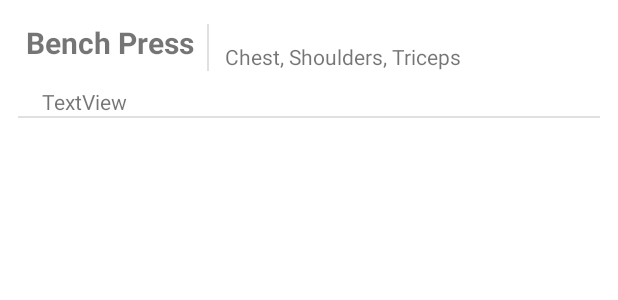
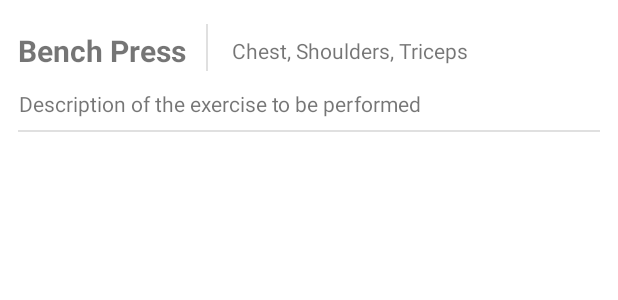
Before and after one commit to MaxLangleyIV/Exercise-Tracker-App, an Android app: the layout exercise_def_row.xml on its own in the app's theme, with its tools: preview values and no code run, on a phone screen of 412 x 824 dp. Shown: the top 300 px of the screen. Run offline under Robolectric (Android 15) with nearby library versions, the light colour scheme and no system bars.

Commit message:
Continued work on exercise list adapter.

```diff
--- a/app/src/main/java/com/langley/exerciseStatTracker/adapters/ExerciseLibraryAdapter.kt
+++ b/app/src/main/java/com/langley/exerciseStatTracker/adapters/ExerciseLibraryAdapter.kt
@@ -12,10 +12,12 @@ class ExerciseLibraryAdapter: RecyclerView.Adapter<ExerciseLibraryAdapter.Exerci
     class ExerciseViewHolder(view: View): RecyclerView.ViewHolder(view) {
         val nameView: TextView
         val bodyPartsView: TextView
+        val descriptionView: TextView
 
         init {
             nameView = view.findViewById(R.id.exerciseName)
             bodyPartsView = view.findViewById(R.id.exerciseBodyParts)
+            descriptionView = view.findViewById(R.id.descriptionView)
         }
     }
 
@@ -35,6 +37,7 @@ class ExerciseLibraryAdapter: RecyclerView.Adapter<ExerciseLibraryAdapter.Exerci
 
         holder.nameView.text = currentItem.name
         holder.bodyPartsView.text = currentItem.bodyRegion
+        holder.descriptionView.text = currentItem.description
 
 
 
--- a/app/src/main/java/com/langley/exerciseStatTracker/fragments/HomeFragment.kt
+++ b/app/src/main/java/com/langley/exerciseStatTracker/fragments/HomeFragment.kt
@@ -35,8 +35,8 @@ class HomeFragment : Fragment() {
         appViewModel = ViewModelProvider(this)[ExerciseAppViewModel::class.java]
         binding = FragmentHomeBinding.bind(view)
 
-        checkUserProfile(view)
-        //user= appViewModel.readUserRecords().
+        val userID = checkUserProfile(view)
+
 
         binding.selectWorkoutButton.setOnClickListener {
             view.findNavController().navigate(R.id.action_homeFragment_to_exerciseLibraryFragment)
@@ -52,7 +52,7 @@ class HomeFragment : Fragment() {
 
     }
 
-    private fun checkUserProfile(view: View){
+    private fun checkUserProfile(view: View): Int {
         val userPrefs = view.context.getSharedPreferences("user_prefs",MODE_PRIVATE)
         val currentUserId = userPrefs.getInt("user_id",-1)
 
@@ -62,9 +62,9 @@ class HomeFragment : Fragment() {
         }
         else {
             Toast.makeText(requireContext(), "User found: ID = $currentUserId", Toast.LENGTH_SHORT).show()
-            return
+            return currentUserId
         }
-
+        return currentUserId
     }
 
 
--- a/app/src/main/res/layout/exercise_def_row.xml
+++ b/app/src/main/res/layout/exercise_def_row.xml
@@ -1,7 +1,6 @@
 <?xml version="1.0" encoding="utf-8"?>
 <androidx.constraintlayout.widget.ConstraintLayout xmlns:android="http://schemas.android.com/apk/res/android"
     xmlns:app="http://schemas.android.com/apk/res-auto"
-    xmlns:tools="http://schemas.android.com/tools"
     android:layout_width="match_parent"
     android:layout_height="wrap_content"
     android:padding="12dp">
@@ -10,59 +9,57 @@
         android:id="@+id/exerciseName"
         android:layout_width="wrap_content"
         android:layout_height="wrap_content"
-        android:text="Bench Press"
+        android:layout_marginTop="8dp"
+        android:text="@string/example_exercise_name"
         android:textSize="20sp"
         android:textStyle="bold"
-        app:layout_constraintBottom_toTopOf="@+id/bottomDivider"
-        app:layout_constraintEnd_toEndOf="parent"
-        app:layout_constraintHorizontal_bias="0.02"
+        app:layout_constraintEnd_toStartOf="@+id/verticalDivider"
+        app:layout_constraintHorizontal_bias="0.0"
         app:layout_constraintStart_toStartOf="parent"
-        app:layout_constraintTop_toTopOf="parent"
-        app:layout_constraintVertical_bias="0.078" />
+        app:layout_constraintTop_toTopOf="parent" />
 
     <TextView
         android:id="@+id/exerciseBodyParts"
         android:layout_width="wrap_content"
         android:layout_height="wrap_content"
-        android:layout_marginTop="16dp"
-        android:layout_marginEnd="92dp"
-        android:text="Chest, Shoulders, Triceps"
-        app:layout_constraintEnd_toEndOf="parent"
+        android:layout_marginStart="16dp"
+        android:layout_marginTop="12dp"
+        android:text="@string/example_exercises"
+        app:layout_constraintStart_toEndOf="@+id/verticalDivider"
         app:layout_constraintTop_toTopOf="parent" />
 
     <View
         android:id="@+id/verticalDivider"
         android:layout_width="1dp"
         android:layout_height="31dp"
-        android:layout_marginStart="8dp"
-        android:layout_marginTop="1dp"
-        android:layout_marginEnd="8dp"
+        android:layout_marginTop="4dp"
         android:background="?android:attr/listDivider"
-        app:layout_constraintBottom_toBottomOf="parent"
-        app:layout_constraintEnd_toStartOf="@+id/exerciseBodyParts"
-        app:layout_constraintHorizontal_bias="0.13"
-        app:layout_constraintStart_toEndOf="@+id/exerciseName"
-        app:layout_constraintTop_toTopOf="parent"
-        app:layout_constraintVertical_bias="0.076" />
+        app:layout_constraintEnd_toEndOf="parent"
+        app:layout_constraintHorizontal_bias="0.324"
+        app:layout_constraintStart_toStartOf="parent"
+        app:layout_constraintTop_toTopOf="parent" />
 
     <View
         android:id="@+id/bottomDivider"
         android:layout_width="409dp"
         android:layout_height="1dp"
+        android:layout_marginTop="8dp"
         android:background="?android:attr/listDivider"
         app:layout_constraintBottom_toBottomOf="parent"
-        tools:layout_editor_absoluteX="1dp" />
+        app:layout_constraintEnd_toEndOf="parent"
+        app:layout_constraintStart_toStartOf="parent"
+        app:layout_constraintTop_toBottomOf="@+id/descriptionView"
+        app:layout_constraintVertical_bias="0.0" />
 
     <TextView
-        android:id="@+id/textView5"
+        android:id="@+id/descriptionView"
         android:layout_width="wrap_content"
         android:layout_height="wrap_content"
-        android:layout_marginStart="16dp"
-        android:layout_marginTop="16dp"
-        android:text="TextView"
-        app:layout_constraintBottom_toTopOf="@+id/bottomDivider"
+        android:layout_marginTop="12dp"
+        android:text="@string/description_place_holder"
+        app:layout_constraintEnd_toEndOf="parent"
+        app:layout_constraintHorizontal_bias="0.005"
         app:layout_constraintStart_toStartOf="parent"
-        app:layout_constraintTop_toBottomOf="@+id/exerciseName"
-        app:layout_constraintVertical_bias="0.0" />
+        app:layout_constraintTop_toBottomOf="@+id/exerciseName" />
 
 </androidx.constraintlayout.widget.ConstraintLayout>
--- a/app/src/main/res/values/strings.xml
+++ b/app/src/main/res/values/strings.xml
@@ -2,4 +2,7 @@
     <string name="app_name">Workout Stat Tracker</string>
     <!-- TODO: Remove or change this placeholder text -->
     <string name="hello_blank_fragment">Hello blank fragment</string>
+    <string name="description_place_holder">Description of the exercise to be performed</string>
+    <string name="example_exercises">Chest, Shoulders, Triceps</string>
+    <string name="example_exercise_name">Bench Press</string>
 </resources>
```
